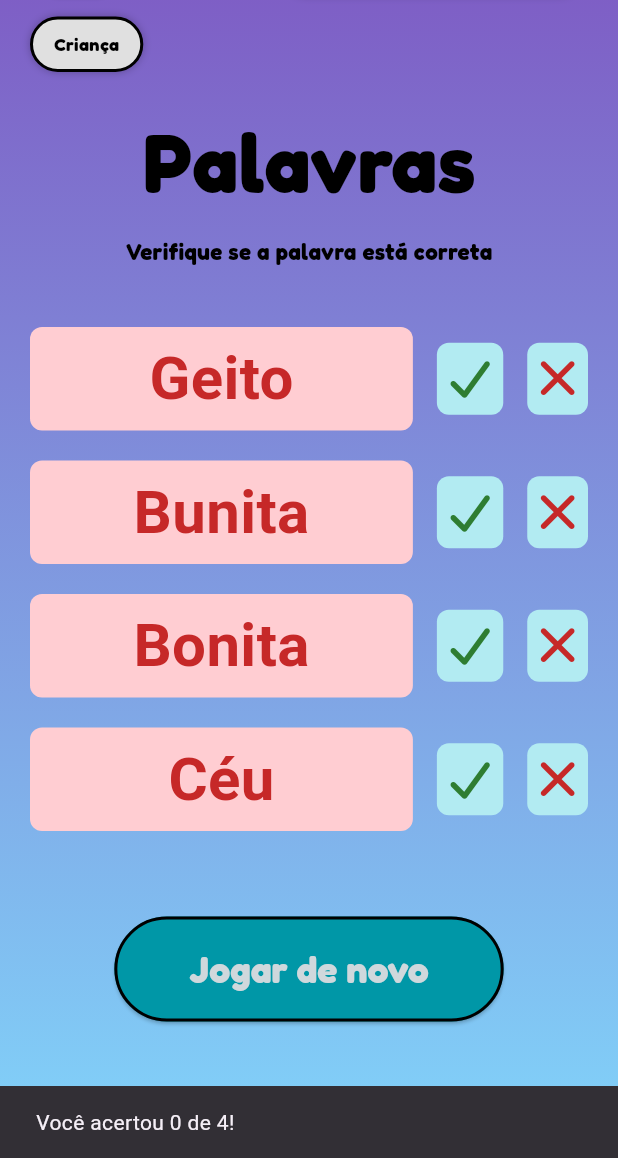
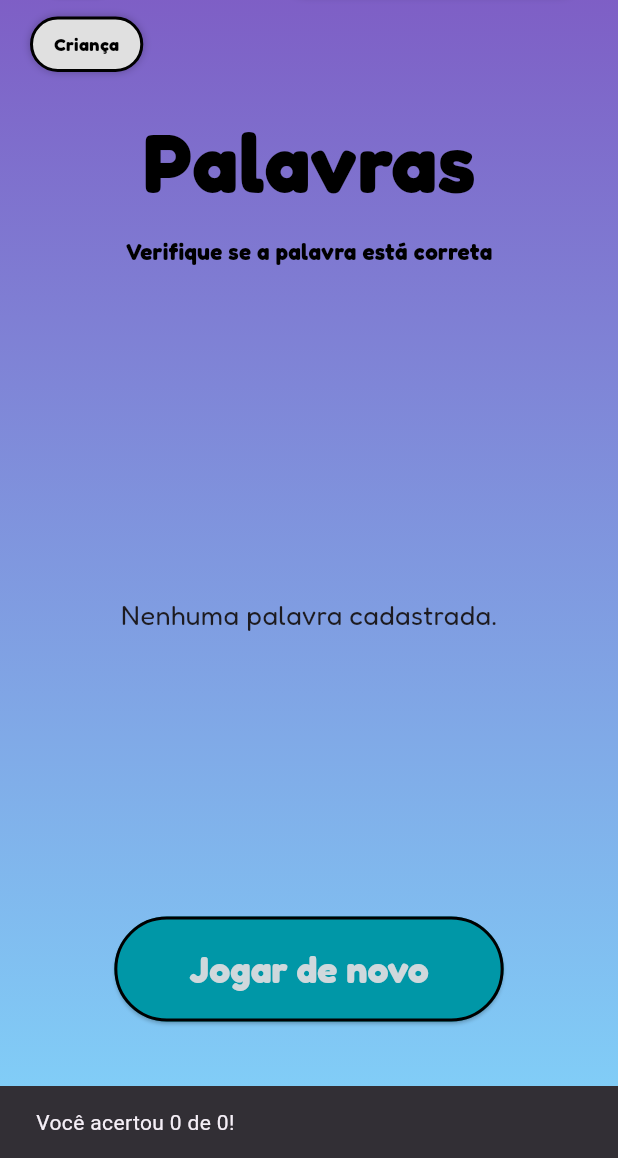
Before and after one commit to Le2006faria/p1-ppdm, a Flutter app: the JogoPortuguesView screen opened by its route, after a tap on "Conferir as respostas", on a phone screen of 412 x 824 dp, the part 78-1236 px from its top. Run offline on Flutter 3.47's test engine with Material 3 defaults, Android fonts, the phone set to English and light mode, and no system bars; our stand-ins replace cloud_firestore, device_preview_plus, firebase_auth, firebase_core, font_awesome_flutter, get_it and 2 more; accounts and stored records are empty; network calls fail; statements that could not run were skipped.

Commit message:
desenvolvimento do controller/firebase de: area dos pais, recuperar senha e jogo portugues (modificações em view e controller de todas as três telas; no jogo português o model também foi modificado); foi criada verificação do pin inserido pelo adulto dentro do app; main com informações de login temporárias até desenvolvimento do firebase de login

```diff
--- a/pequenosExploradores/lib/controller/jogo_portugues_controller.dart
+++ b/pequenosExploradores/lib/controller/jogo_portugues_controller.dart
@@ -1,55 +1,87 @@
+import 'dart:math';
+import 'package:cloud_firestore/cloud_firestore.dart';
 import 'package:flutter/material.dart';
 import 'package:progrmacao/model/jogo_portugues_model.dart';
 
 // Guarda o banco de palavras, sorteia cada rodada, registra as respostas da criança e calcula a quantidade de acertos
 class JogoPortuguesController extends ChangeNotifier {
-  final List<ItemPalavra> _banco = [
-    ItemPalavra(texto: 'Casa', correta: true),
-    ItemPalavra(texto: 'Kasa', correta: false),
-    ItemPalavra(texto: 'Séu', correta: false),
-    ItemPalavra(texto: 'Céu', correta: true),
-    ItemPalavra(texto: 'Cachorro', correta: true),
-    ItemPalavra(texto: 'Caxorro', correta: false),
-    ItemPalavra(texto: 'Bunita', correta: false),
-    ItemPalavra(texto: 'Bonita', correta: true),
-    ItemPalavra(texto: 'Atrasado', correta: true),
-    ItemPalavra(texto: 'Atrazado', correta: false),
-    ItemPalavra(texto: 'Geito', correta: false),
-    ItemPalavra(texto: 'Jeito', correta: true),
-  ];
-
-  // Indica se a rodada atual já foi conferida
-  bool conferido = false;
-  // Palavras da rodada atual (as 4 sorteadas do banco)
-  List<ItemPalavra> palavras = [];
-
-  // Construtor: já sorteia a primeira rodada ao criar o controller
-  JogoPortuguesController() {
-    sortear();
+    JogoPortuguesController({FirebaseFirestore? firestore})
+      : _db = firestore ?? FirebaseFirestore.instance {
+    _stream = _criarStream();
   }
 
-  // Começa uma nova rodada: embaralha o banco e pega 4 palavras
-  void sortear() {
-    conferido = false;
-    final copia = List<ItemPalavra>.from(_banco)..shuffle();
-    palavras = copia
-        .take(4)
-        .map((p) => ItemPalavra(texto: p.texto, correta: p.correta))
-        .toList();
+  final FirebaseFirestore _db;
+  static const int _palavrasPorRodada = 4;
+
+  // o StreamBuilder reconectaria a cada rebuild
+  late Stream<List<ItemPalavra>> _stream;
+  Stream<List<ItemPalavra>> get palavrasStream => _stream;
+
+  Stream<List<ItemPalavra>> _criarStream() {
+    return _db.collection('palavras').snapshots().map(
+          (snap) => snap.docs
+              .map(ItemPalavra.fromFirestore)
+              .where((p) => p.texto.isNotEmpty)
+              .toList(),
+        );
   }
 
-  // Registra a resposta da criança para uma palavra (se verdadeiro/correto ou se falso/errado)
+  // "Tentar de novo" depois de um erro: abre um stream novo
+  void recarregar() {
+    _stream = _criarStream();
+    notifyListeners();
+  }
+
+    List<String> _idsRodada = [];
+  List<ItemPalavra> _rodadaAtual = [];
+  final Map<String, bool> _respostas = {};
+  bool _conferido = false;
+
+  bool get conferido => _conferido;
+  List<ItemPalavra> get rodadaAtual => _rodadaAtual;
+
+  // Chamado pelo StreamBuilder a cada atualização do Firestore
+  List<ItemPalavra> montarRodada(List<ItemPalavra> banco) {
+    final porId = {for (final p in banco) p.id: p};
+    final tamanho = min(_palavrasPorRodada, banco.length);
+
+    final rodadaValida =
+        _idsRodada.length == tamanho && _idsRodada.every(porId.containsKey);
+
+    if (!rodadaValida) {
+      final copia = List<ItemPalavra>.from(banco)..shuffle();
+      _idsRodada = copia.take(tamanho).map((p) => p.id).toList();
+      _respostas.clear();
+      _conferido = false;
+    }
+
+    _rodadaAtual = _idsRodada.map((id) => porId[id]!).toList();
+    return _rodadaAtual;
+  }
+
+  // Resposta marcada pela criança (null = ainda não marcou)
+  bool? respostaDe(String id) => _respostas[id];
+
   void responder(ItemPalavra item, bool valor) {
-    if (conferido) return;
-    item.resposta = valor;
+    if (_conferido) return;
+    _respostas[item.id] = valor;
+    notifyListeners();
   }
 
   int conferir() {
-    conferido = true;
-    int acertos = 0;
-    for (final item in palavras) {
-      if (item.resposta == item.correta) acertos++;
-    }
+    _conferido = true;
+    final acertos =
+        _rodadaAtual.where((p) => _respostas[p.id] == p.correta).length;
+    notifyListeners();
     return acertos;
   }
+
+  // "Jogar de novo": zera a rodada; o StreamBuilder sorteia outra
+  void novaRodada() {
+    _idsRodada = [];
+    _rodadaAtual = [];
+    _respostas.clear();
+    _conferido = false;
+    notifyListeners();
+  }
 }
--- a/pequenosExploradores/lib/model/jogo_portugues_model.dart
+++ b/pequenosExploradores/lib/model/jogo_portugues_model.dart
@@ -1,9 +1,24 @@
 // Representa uma palavra do jogo de português
 // Guarda o texto exibido, o gabarito (se está escrita certo ou errado) e a resposta que a criança marcou
+import 'package:cloud_firestore/cloud_firestore.dart';
+
 class ItemPalavra {
+  final String id;
   final String texto;
   final bool correta;
-  bool? resposta;
 
-  ItemPalavra({required this.texto, required this.correta, this.resposta});
+  const ItemPalavra({
+  required this.id,
+  required this.texto,
+  required this.correta,
+  });
+
+  factory ItemPalavra.fromFirestore(DocumentSnapshot<Map<String, dynamic>> doc) {
+  final dados = doc.data() ?? {};
+  return ItemPalavra(
+    id: doc.id,
+    texto: (dados['texto'] ?? '').toString(),
+    correta: dados['correta'] == true,
+  );
 }
+}
--- a/pequenosExploradores/lib/view/jogo_portugues_view.dart
+++ b/pequenosExploradores/lib/view/jogo_portugues_view.dart
@@ -2,6 +2,8 @@ import 'package:flutter/material.dart';
 import 'package:font_awesome_flutter/font_awesome_flutter.dart';
 import 'package:google_fonts/google_fonts.dart';
 import 'package:progrmacao/controller/jogo_portugues_controller.dart';
+import 'package:get_it/get_it.dart';
+import 'package:progrmacao/model/jogo_portugues_model.dart';
 
 // Tela do jogo das palavras
 class JogoPortuguesView extends StatefulWidget {
@@ -13,7 +15,21 @@ class JogoPortuguesView extends StatefulWidget {
 }
 
 class _JogoPortuguesViewState extends State<JogoPortuguesView> {
-  final JogoPortuguesController _controller = JogoPortuguesController();
+  final _controller = GetIt.I.get<JogoPortuguesController>();
+
+  void _atualizar() => setState(() {});
+
+  @override
+  void initState() {
+    super.initState();
+    _controller.addListener(_atualizar);
+  }
+
+  @override
+  void dispose() {
+    _controller.removeListener(_atualizar);
+    super.dispose();
+  }
 
   @override
   Widget build(BuildContext context) {
@@ -169,18 +185,69 @@ class _JogoPortuguesViewState extends State<JogoPortuguesView> {
 
                 // Lista das palavras do jogo
                 Expanded(
-                  child: ListView.separated(
-                    itemCount: _controller.palavras.length,
-                    separatorBuilder: (_, __) => SizedBox(height: 20),
+                  child: StreamBuilder<List<ItemPalavra>>(
+                    stream: _controller.palavrasStream,
+                    builder: (context, snapshot) {
+                      // Falha: mostra aviso e permite tentar de novo
+                      if (snapshot.hasError) {
+                        return Center(
+                          child: Column(
+                            mainAxisSize: MainAxisSize.min,
+                            children: [
+                              Text(
+                                'Não foi possível carregar as palavras.\nVerifique a internet.',
+                                textAlign: TextAlign.center,
+                                style: GoogleFonts.fredoka(
+                                  fontSize: 18,
+                                  fontWeight: FontWeight.bold,
+                                ),
+                              ),
+                              SizedBox(height: 12),
+                              ElevatedButton(
+                                onPressed: _controller.recarregar,
+                                child: Text('Tentar de novo'),
+                              ),
+                            ],
+                          ),
+                        );
+                      }
+
+                      // Carregando
+                      if (!snapshot.hasData) {
+                        return Center(child: CircularProgressIndicator());
+                      }
+
+                      // Coleção vazia
+                      if (snapshot.data!.isEmpty) {
+                        return Center(
+                          child: Text(
+                            'Nenhuma palavra cadastrada.',
+                            style: GoogleFonts.fredoka(fontSize: 18),
+                          ),
+                        );
+                      }
+
+                      // Dados em tempo real
+                      final rodada = _controller.montarRodada(snapshot.data!);
+
+                      return GridView.builder(
+                        gridDelegate: SliverGridDelegateWithFixedCrossAxisCount(
+                          crossAxisCount: 2,
+                          mainAxisSpacing: 16,
+                          crossAxisSpacing: 16,
+                          mainAxisExtent: 140,
+                        ),
+                        itemCount: rodada.length,
                         itemBuilder: (context, index) {
-                      final item = _controller.palavras[index];
+                          final item = rodada[index];
                           return _LinhaPalavra(
                             texto: item.texto,
-                        resposta: item.resposta,
+                            resposta: _controller.respostaDe(item.id),
                             correta: item.correta,
                             conferido: _controller.conferido,
-                        onResponder: (valor) {
-                          setState(() => _controller.responder(item, valor));
+                            onResponder: (valor) =>
+                                _controller.responder(item, valor),
+                          );
                         },
                       );
                     },
@@ -203,14 +270,13 @@ class _JogoPortuguesViewState extends State<JogoPortuguesView> {
                   ),
                   onPressed: () {
                     if (_controller.conferido) {
-                      setState(() => _controller.sortear());
+                      _controller.novaRodada();
                     } else {
-                      late int acertos;
-                      setState(() => acertos = _controller.conferir());
+                      final acertos = _controller.conferir();
                       ScaffoldMessenger.of(context).showSnackBar(
                         SnackBar(
                           content: Text(
-                            'Você acertou $acertos de ${_controller.palavras.length}!',
+                            'Você acertou $acertos de ${_controller.rodadaAtual.length}!',
                           ),
                         ),
                       );
@@ -270,11 +336,12 @@ class _LinhaPalavra extends StatelessWidget {
       corTexto = acertou ? Colors.green.shade800 : Colors.red.shade800;
     }
 
-    return Row(
+    return Column(
       children: [
         Expanded(
           child: AnimatedContainer(
             duration: Duration(milliseconds: 300),
+            width: double.infinity,
             padding: EdgeInsets.all(6),
             alignment: Alignment.center,
             decoration: BoxDecoration(
@@ -286,7 +353,7 @@ class _LinhaPalavra extends StatelessWidget {
               child: Text(
                 texto,
                 style: TextStyle(
-                  fontSize: 40,
+                  fontSize: 36,
                   fontWeight: FontWeight.bold,
                   color: corTexto,
                 ),
@@ -294,23 +361,24 @@ class _LinhaPalavra extends StatelessWidget {
             ),
           ),
         ),
-
-        SizedBox(width: 16),
-
+        SizedBox(height: 8),
+        Row(
+          mainAxisAlignment: MainAxisAlignment.center,
+          children: [
             _BotaoResposta(
               icone: FontAwesomeIcons.check,
               corIcone: Colors.green.shade800,
               selecionado: resposta == true,
               onTap: () => onResponder(true),
             ),
-
             SizedBox(width: 16),
-
             _BotaoResposta(
               icone: FontAwesomeIcons.xmark,
               corIcone: Colors.red.shade800,
               selecionado: resposta == false,
               onTap: () => onResponder(false),
+            ),
+          ],
         ),
       ],
     );
```
Also changed, not shown: pequenosExploradores/lib/controller/area_pais_controller.dart (+133 -1 lines), pequenosExploradores/lib/controller/recuperar_senha_controller.dart (+95 -0 lines), pequenosExploradores/lib/core/pin_service.dart (+40 -0 lines), pequenosExploradores/lib/main.dart (+24 -11 lines), pequenosExploradores/lib/view/area_pais_view.dart (+41 -20 lines), pequenosExploradores/lib/view/recuperar_senha_view.dart (+72 -32 lines). Lines whose indentation alone changed are shown as unchanged.
